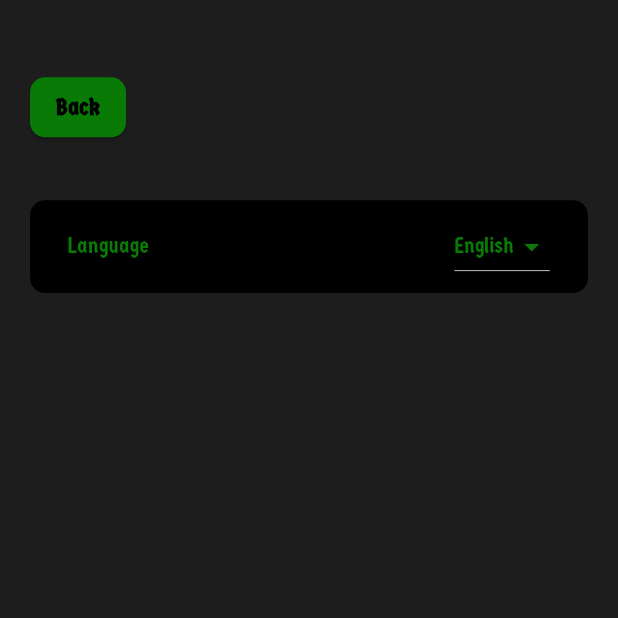
After one commit to MAHMOUDELSAYED7/Body-Metrics, a Flutter app: the screen it shows after launch, after a tap on the "settings" icon, on a phone screen of 412 x 824 dp, the top half of it. The commit adds this screen. Run offline on Flutter 3.47's test engine with Material 3 defaults, Android fonts, the phone set to English and light mode, and no system bars; our stand-ins replace flutter_riverpod, flutter_screenutil; missing offline and left inert: slide_switcher, vertical_weight_slider.

Commit message:
build setting screen, build change locale method.

```diff
--- a/lib/constant/string.dart
+++ b/lib/constant/string.dart
@@ -2,6 +2,7 @@ class MyRoutes {
   static const initRoute = '/';
   static const operationRoute = '/operation';
   static const resultRoute = '/result';
+  static const settingsRoute = '/settings';
 }
 
 class MyFontFamily {
--- a/lib/helper/app_router.dart
+++ b/lib/helper/app_router.dart
@@ -1,3 +1,4 @@
+import 'package:bmi_calculator/view/setting.dart';
 import 'package:flutter/material.dart';
 
 import '../constant/string.dart';
@@ -28,6 +29,19 @@ class AppRouter {
           },
         );
 
+      case MyRoutes.settingsRoute:
+        return PageRouteBuilder(
+          pageBuilder: (context, animation, secondaryAnimation) =>
+              const SettingsScreen(),
+          transitionDuration: const Duration(milliseconds: 200),
+          transitionsBuilder: (context, animation, secondaryAnimation, child) {
+            return FadeTransition(
+              opacity: animation,
+              child: child,
+            );
+          },
+        );
+
       default:
         return null;
     }
--- a/lib/l10n/intl_ar.arb
+++ b/lib/l10n/intl_ar.arb
@@ -11,7 +11,7 @@
     "letsGo": "اذهب",
     "findOutMore": "اكتشف المزيد",
     "back": "تراجع",
-    "yourBmiIs": "البيمي الخاص بك هو",
+    "yourBmiIs": "BMI الخاص بك هو",
     "obese": "عالى جدا",
     "normal": "طبيعى",
     "underweight": "منخفض",
--- a/lib/logic/riverpod_model.dart
+++ b/lib/logic/riverpod_model.dart
@@ -17,6 +17,7 @@ class BmiController extends ChangeNotifier {
   Color? resultColor = MyColors.green;
   String resultTitle = "";
   String resultMessage = "";
+  String locale = "en";
 
   void incrementAge() {
     if (age < 100) {
@@ -103,4 +104,15 @@ class BmiController extends ChangeNotifier {
     }
     notifyListeners();
   }
+
+  void onLocalizationChanged(String? value) {
+    locale = value!;
+    if (locale == "en") {
+      S.load(const Locale('en'));
+    } else {
+      S.load(const Locale('ar'));
+    }
+
+    notifyListeners();
+  }
 }
--- a/lib/main.dart
+++ b/lib/main.dart
@@ -24,7 +24,7 @@ class MyApp extends StatelessWidget {
       builder: (_, child) {
         return MaterialApp(
           title: 'BMI Calculator',
-          locale: Locale('ar'),
+          locale: const Locale('en', 'ar'),
           localizationsDelegates: const [
             S.delegate,
             GlobalMaterialLocalizations.delegate,
--- a/lib/view/operation.dart
+++ b/lib/view/operation.dart
@@ -32,6 +32,15 @@ class OperationScreen extends ConsumerWidget {
                   fontSize: 15,
                   color: MyColors.green,
                 ),
+                const Spacer(),
+                IconButton(
+                    onPressed: () =>
+                        Navigator.pushNamed(context, MyRoutes.settingsRoute),
+                    icon: Icon(
+                      Icons.settings,
+                      size: 25.spMax,
+                      color: MyColors.green,
+                    ))
               ],
             ),
             Align(
@@ -53,7 +62,10 @@ class OperationScreen extends ConsumerWidget {
             CustomButton(
               title: tr.letsGo,
               onPressed: () {
-                Navigator.pushNamed(context, MyRoutes.resultRoute);
+                Navigator.pushNamed(
+                  context,
+                  MyRoutes.resultRoute,
+                );
                 ref.read(bmiProvider).calculateBmi(context);
               },
             ),
--- /dev/null
+++ b/lib/view/setting.dart
@@ -0,0 +1,103 @@
+import 'package:bmi_calculator/logic/riverpod_model.dart';
+import 'package:flutter/material.dart';
+import 'package:flutter/widgets.dart';
+import 'package:flutter_riverpod/flutter_riverpod.dart';
+import 'package:flutter_screenutil/flutter_screenutil.dart';
+
+import '../constant/color.dart';
+import '../generated/l10n.dart';
+import '../helper/screen_size.dart';
+import '../widgets/custom_text.dart';
+
+class SettingsScreen extends ConsumerWidget {
+  const SettingsScreen({super.key});
+
+  @override
+  Widget build(BuildContext context, WidgetRef ref) {
+    return Scaffold(
+      backgroundColor: const Color.fromARGB(255, 29, 29, 29),
+      body: Padding(
+        padding: EdgeInsets.symmetric(horizontal: 20.w),
+        child: Column(
+          children: [
+            SizedBox(height: 50.h),
+            Row(
+              children: [
+                _buildBackButton(context, ref),
+              ],
+            ),
+            SizedBox(height: 40.h),
+            _buildChangeLocale(context, ref),
+          ],
+        ),
+      ),
+    );
+  }
+
+  Widget _buildChangeLocale(BuildContext context, WidgetRef ref) {
+    return Container(
+      height: ScreenSize.height * 0.075,
+      width: ScreenSize.width,
+      alignment: Alignment.center,
+      decoration: BoxDecoration(
+        color: MyColors.black,
+        borderRadius: BorderRadius.circular(10.dm),
+      ),
+      child: Row(
+        children: [
+          const Spacer(),
+          const CustomText(
+            "Language",
+            color: MyColors.green,
+          ),
+          const Spacer(flex: 8),
+          DropdownButton(
+            iconEnabledColor: MyColors.green,
+            style: TextStyle(color: MyColors.green),
+            alignment: Alignment.center,
+            dropdownColor: MyColors.black,
+            icon: const Icon(Icons.arrow_drop_down),
+            value: ref.watch(bmiProvider).locale,
+            items: const [
+              DropdownMenuItem(
+                alignment: Alignment.center,
+                value: "en",
+                child: CustomText("English"),
+              ),
+              DropdownMenuItem(
+                alignment: Alignment.center,
+                value: "ar",
+                child: CustomText("العربية"),
+              ),
+            ],
+            onChanged: (value) =>
+                ref.read(bmiProvider).onLocalizationChanged(value),
+          ),
+          const Spacer(),
+        ],
+      ),
+    );
+  }
+
+  Widget _buildBackButton(
+    BuildContext context,
+    WidgetRef ref,
+  ) {
+    final tr = S.of(context);
+    return ElevatedButton(
+      style: ElevatedButton.styleFrom(
+          backgroundColor: MyColors.green,
+          padding: EdgeInsets.zero,
+          shape: RoundedRectangleBorder(
+            borderRadius: BorderRadius.circular(10.dm),
+          )),
+      child: CustomText(
+        tr.back,
+        color: MyColors.black,
+        fontSize: 15,
+        fontWeight: FontWeight.w600,
+      ),
+      onPressed: () => Navigator.pop(context),
+    );
+  }
+}
--- a/lib/widgets/counter_card.dart
+++ b/lib/widgets/counter_card.dart
@@ -58,7 +58,7 @@ class MyCounter extends StatelessWidget {
                       child: Icon(
                         Icons.add,
                         size: 40.r,
-                        color: MyColors.black,
+                        color: Colors.red.shade900,
                       )),
                   FloatingActionButton(
                       heroTag: null,
@@ -68,7 +68,7 @@ class MyCounter extends StatelessWidget {
                       child: Icon(
                         Icons.remove,
                         size: 40.r,
-                        color: MyColors.black,
+                        color: Colors.red.shade900,
                       )),
                 ]),
           ),
--- a/lib/widgets/gender_card.dart
+++ b/lib/widgets/gender_card.dart
@@ -1,6 +1,7 @@
 import 'package:bmi_calculator/helper/screen_size.dart';
 import 'package:flutter/material.dart';
 import 'package:flutter_screenutil/flutter_screenutil.dart';
+import 'package:intl/intl.dart';
 import 'package:slide_switcher/slide_switcher.dart';
 import '../constant/color.dart';
 import '../generated/l10n.dart';
@@ -32,28 +33,42 @@ class GenderSlider extends StatelessWidget {
   Widget buildGenderNameAndicon(
       String title, IconData iconData, int switcherIndex1, context) {
     final tr = S.of(context);
+    String lang = Intl.getCurrentLocale();
+
     return Row(
       children: [
         const Spacer(flex: 2),
         Icon(
           iconData,
           size: 40.spMax,
-          color: title == tr.male && switcherIndex1 == 0
-              ? MyColors.black
-              : switcherIndex1 == 1 && title == tr.female
+          color: lang == "en"
+              ? title == tr.male && switcherIndex1 == 0
                   ? MyColors.black
-                  : MyColors.green,
+                  : switcherIndex1 == 1 && title == tr.female
+                      ? MyColors.black
+                      : MyColors.green
+              : title == tr.male && switcherIndex1 == 0
+                  ? MyColors.green
+                  : switcherIndex1 == 1 && title == tr.female
+                      ? MyColors.green
+                      : MyColors.black,
         ),
         const Spacer(),
         CustomText(
           title,
           fontSize: 18,
           fontWeight: FontWeight.w500,
-          color: title == tr.male && switcherIndex1 == 0
-              ? MyColors.black
-              : switcherIndex1 == 1 && title == tr.female
+          color: lang == "en"
+              ? title == tr.male && switcherIndex1 == 0
                   ? MyColors.black
-                  : MyColors.green,
+                  : switcherIndex1 == 1 && title == tr.female
+                      ? MyColors.black
+                      : MyColors.green
+              : title == tr.male && switcherIndex1 == 0
+                  ? MyColors.green
+                  : switcherIndex1 == 1 && title == tr.female
+                      ? MyColors.green
+                      : MyColors.black,
         ),
         const Spacer(
           flex: 3,
```
Also changed, not shown: lib/generated/intl/messages_ar.dart.
